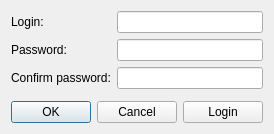
The window that client/ui/registrationform.ui (DmitryVic/ChatQT) describes before a commit, drawn with Qt 5.
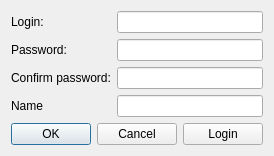
The same window after the commit.

Commit message: UI готов

```diff
--- a/client/ui/registrationform.ui
+++ b/client/ui/registrationform.ui
@@ -7,7 +7,7 @@
     <x>0</x>
     <y>0</y>
     <width>272</width>
-    <height>134</height>
+    <height>136</height>
    </rect>
   </property>
   <property name="windowTitle">
@@ -50,7 +50,17 @@
      <item row="2" column="1">
       <widget class="QLineEdit" name="passwordConfirmEdit">
        <property name="echoMode">
-        <enum>QLineEdit::Password</enum>
+        <enum>QLineEdit::EchoMode::Password</enum>
+       </property>
+      </widget>
+     </item>
+     <item row="3" column="1">
+      <widget class="QLineEdit" name="nameEdit"/>
+     </item>
+     <item row="3" column="0">
+      <widget class="QLabel" name="label_4">
+       <property name="text">
+        <string>Name</string>
        </property>
       </widget>
      </item>
```
Left out of the diff: 6 changed lines with no effect on the pictures. The commit also changes 7 other files.
